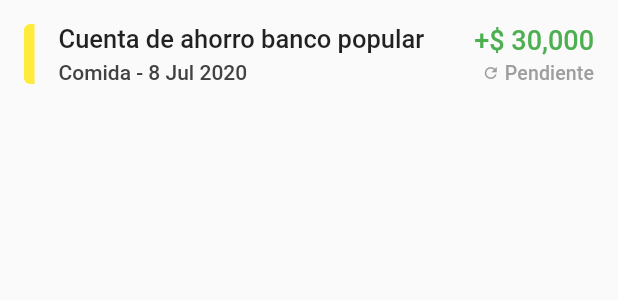
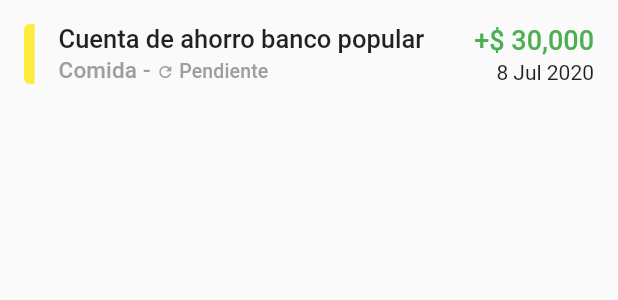
Before and after one commit to daurin/silverkeep-mobile, a Flutter app: the DealingItem widget shown alone on an empty page, opened directly, on a phone screen of 412 x 824 dp. Shown: the top 300 px of the screen. Run offline on Flutter 3.47's test engine with Material 2 defaults, Android fonts, the phone set to English and light mode, and no system bars; our stand-ins replace badges, device_preview, material_design_icons_flutter.

Commit message:
programando el deseño de las transferencias

```diff
--- a/lib/main.dart
+++ b/lib/main.dart
@@ -1,3 +1,4 @@
+import 'package:device_preview/device_preview.dart';
 import 'package:flutter/material.dart';
 import 'package:silverkeep/widgets/home/HomePage.dart';
 
--- a/lib/widgets/dealings/DealingItem.dart
+++ b/lib/widgets/dealings/DealingItem.dart
@@ -46,7 +46,25 @@ class DealingItem extends StatelessWidget {
                     ),
                     Align(
                       alignment: Alignment.bottomLeft,
-                      child: Text('Comida - 8 Jul 2020',style: TextStyle(fontWeight: FontWeight.w500,color: Colors.grey.shade800),)
+                      child: RichText(
+                        text: TextSpan(
+                          children: [
+                            TextSpan(
+                              text: 'Comida - ',
+                              style: Theme.of(context).textTheme.subtitle.copyWith(fontSize: 15,fontWeight: FontWeight.w500,color: Colors.grey),
+                            ),
+                            WidgetSpan(
+                              child: Icon(Icons.refresh, size: 12,color: Colors.grey,),
+                              alignment: PlaceholderAlignment.middle,
+                              style: Theme.of(context).textTheme.subtitle.copyWith(fontSize: 13,fontWeight: FontWeight.w500,color: Colors.grey)
+                            ),
+                            TextSpan(
+                              text:' Pendiente',
+                              style: Theme.of(context).textTheme.subtitle.copyWith(fontSize: 13,fontWeight: FontWeight.w500,color: Colors.grey)
+                            )
+                          ]
+                        )
+                      )
                     )
                   ],
                 ),
@@ -67,21 +85,7 @@ class DealingItem extends StatelessWidget {
                     ),
                     Align(
                       alignment: Alignment.bottomRight,
-                      child: RichText(
-                        text: TextSpan(
-                          children: [
-                            WidgetSpan(
-                              child: Icon(Icons.refresh, size: 12,color: Colors.grey,),
-                              alignment: PlaceholderAlignment.middle,
-                              style: Theme.of(context).textTheme.subtitle.copyWith(fontSize: 13,fontWeight: FontWeight.w500,color: Colors.grey)
-                            ),
-                            TextSpan(
-                              text:' Pendiente',
-                              style: Theme.of(context).textTheme.subtitle.copyWith(fontSize: 13,fontWeight: FontWeight.w500,color: Colors.grey)
-                            )
-                          ]
-                        )
-                      ),
+                      child: Text('8 Jul 2020'),
                     )
                   ],
                 ),
--- a/pubspec.yaml
+++ b/pubspec.yaml
@@ -26,6 +26,8 @@ dependencies:
   material_design_icons_flutter: ^3.4.4895
   sticky_headers: "^0.1.8"
   badges: ^1.1.0
+
+  device_preview: ^0.2.6
 
 
 
```
Also changed, not shown: lib/widgets/dealings/DealingItem2.dart (added, +67 -0 lines), lib/widgets/dealings/DealingsFragment.dart (+2 -10 lines), pubspec.lock.
